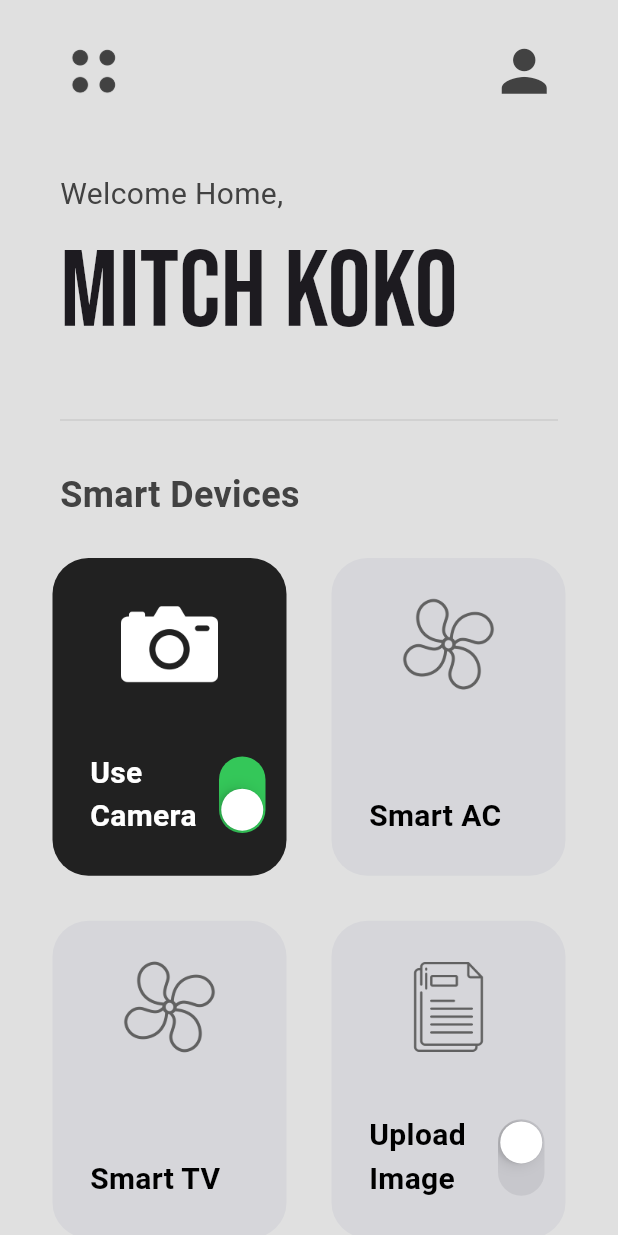
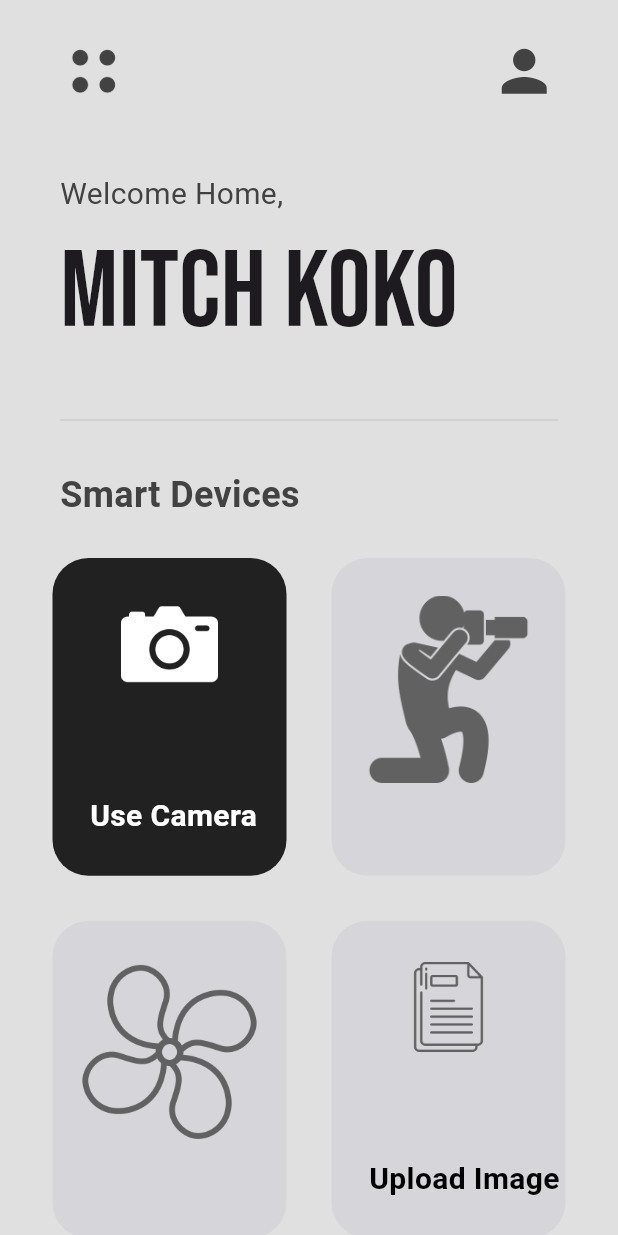
Before and after one commit to vivek005001/viz_assist, a Flutter app: the screen it shows after launch, on a phone screen of 412 x 824 dp. Run offline on Flutter 3.47's test engine with Material 3 defaults, Android fonts, the light colour scheme and no system bars; our stand-ins replace google_fonts.

Commit message:
Changed Logo and button

```diff
--- a/lib/Pages/Home.dart
+++ b/lib/Pages/Home.dart
@@ -18,8 +18,8 @@ class _HomePageState extends State<HomePage> {
   List mySmartDevices = [
     // [ smartDeviceName, iconPath , powerStatus ]
     ["Use Camera", "lib/icons/camera.png", true],
-    ["Smart AC", "lib/icons/fan.png", false],
-    ["Smart TV", "lib/icons/fan.png", false],
+    ["", "lib/icons/use_camera.png", false],
+    ["", "lib/icons/fan.png", false],
     ["Upload Image", "lib/icons/document.png", false],
   ];
 
--- a/lib/utils/smart_device_box.dart
+++ b/lib/utils/smart_device_box.dart
@@ -10,23 +10,29 @@ class SmartDeviceBox extends StatelessWidget {
   final bool powerOn;
   void Function(bool)? onChanged;
   final int index;
-  SmartDeviceBox({
-    super.key,
+  SmartDeviceBox(
+      {super.key,
       required this.smartDeviceName,
       required this.iconPath,
       required this.powerOn,
       required this.onChanged,
-    required this.index
-  });
+      required this.index});
+
+  void Handle(bool b) {
+    print(b);
+  }
 
   @override
   Widget build(BuildContext context) {
     return Padding(
       padding: const EdgeInsets.all(15.0),
+
           child: Container(
             decoration: BoxDecoration(
               borderRadius: BorderRadius.circular(24),
-          color: powerOn ? Colors.grey[900] : Color.fromARGB(44, 164, 167, 189),
+              color: powerOn
+                  ? Colors.grey[900]
+                  : Color.fromARGB(44, 164, 167, 189),
             ),
             child: Padding(
               padding: const EdgeInsets.symmetric(vertical: 25.0),
@@ -36,7 +42,7 @@ class SmartDeviceBox extends StatelessWidget {
                   // icon
                   Image.asset(
                     iconPath,
-                height: 65,
+                    height: (index == 0 || index == 3) ? 65 : 125,
                     color: powerOn ? Colors.white : Colors.grey.shade700,
                   ),
 
@@ -58,10 +64,7 @@ class SmartDeviceBox extends StatelessWidget {
                       ),
                       Transform.rotate(
                         angle: pi / 2,
-                    child: (index == 3 || index ==0) ? CupertinoSwitch(
-                      value: powerOn,
-                      onChanged: (index == 3 || index ==0) ? onChanged : null,
-                    ) : null,
+                        child: null,
                       ),
                     ],
                   )
@@ -69,6 +72,14 @@ class SmartDeviceBox extends StatelessWidget {
               ),
             ),
           ),
+          onTap: () {
+            // Call the Handle function with your desired boolean value
+            if (index == 0 || index == 3)
+              Handle(true); // You can pass any boolean value here
+          },
+          splashColor: (index == 1 || index == 2)
+              ? Colors.transparent
+              : Color.fromRGBO(123, 125, 125, 100)),
     );
   }
 }
```
Also changed, not shown: lib/icons/use_camera.jpg (added), lib/icons/use_camera.png (added). Lines whose indentation alone changed are shown as unchanged.
